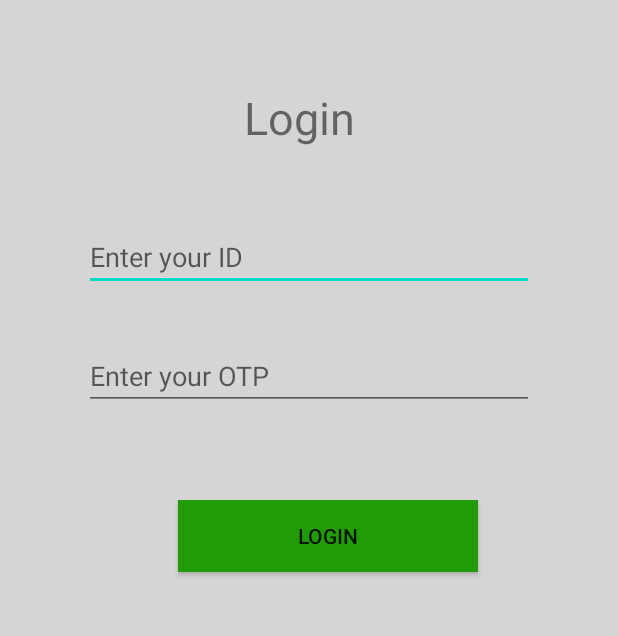
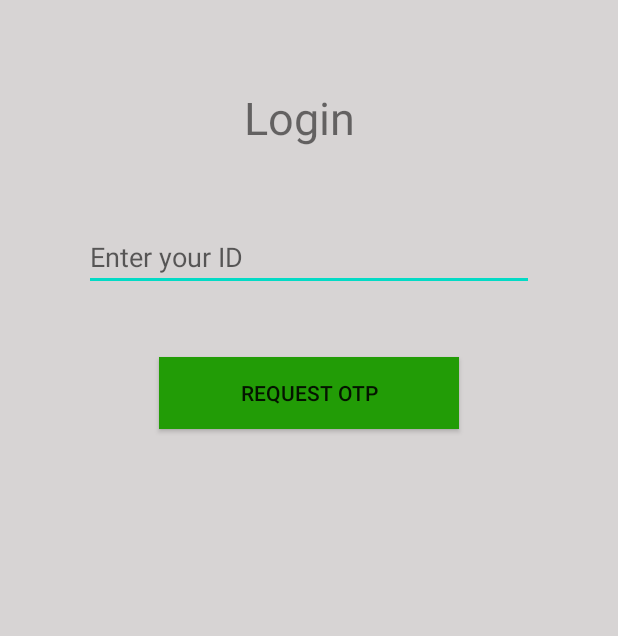
Before and after one commit to IndiaCFG3/team-16, an Android app: the screen it shows after launch (Login_page), on a phone screen of 412 x 824 dp, the part 399-1035 px from its top. Run offline under Robolectric (Android 15) with nearby library versions, the phone set to English and light mode, and no system bars.

Commit message:
updated login page(xml)

```diff
--- a/TISS/app/src/main/java/com/shreyanshjain/tiss/Login_page.java
+++ b/TISS/app/src/main/java/com/shreyanshjain/tiss/Login_page.java
@@ -3,8 +3,11 @@ package com.shreyanshjain.tiss;
 import androidx.appcompat.app.AppCompatActivity;
 
 import android.os.Bundle;
+import android.widget.Button;
+import android.widget.EditText;
 
 public class Login_page extends AppCompatActivity {
+    private Button otp_btn;
 
     @Override
     protected void onCreate(Bundle savedInstanceState) {
--- a/TISS/app/src/main/res/layout/activity_login_page.xml
+++ b/TISS/app/src/main/res/layout/activity_login_page.xml
@@ -59,39 +59,20 @@
         app:layout_constraintStart_toStartOf="parent"
         app:layout_constraintTop_toBottomOf="@+id/Login_heading" />
 
-    <EditText
-        android:id="@+id/otp"
-        android:layout_width="300dp"
+    <Button
+        android:id="@+id/request_otp_btn"
+        android:layout_width="200dp"
         android:layout_height="wrap_content"
-        android:layout_marginStart="55dp"
-        android:layout_marginLeft="55dp"
-        android:layout_marginTop="32dp"
-        android:layout_marginEnd="56dp"
-        android:layout_marginRight="56dp"
-        android:layout_marginBottom="283dp"
-        android:ems="10"
-        android:hint="Enter your OTP"
-        android:inputType="textPassword"
-        android:textColor="#229C06"
+        android:layout_marginStart="105dp"
+        android:layout_marginLeft="105dp"
+        android:layout_marginTop="42dp"
+        android:layout_marginEnd="106dp"
+        android:layout_marginRight="106dp"
+        android:layout_marginBottom="270dp"
+        android:background="#229C06"
+        android:text="Request OTP"
         app:layout_constraintBottom_toBottomOf="parent"
         app:layout_constraintEnd_toEndOf="parent"
         app:layout_constraintStart_toStartOf="parent"
         app:layout_constraintTop_toBottomOf="@+id/registration_id" />
-
-    <Button
-        android:id="@+id/login_btn"
-        android:layout_width="200dp"
-        android:layout_height="wrap_content"
-        android:layout_marginStart="118dp"
-        android:layout_marginLeft="118dp"
-        android:layout_marginTop="59dp"
-        android:layout_marginEnd="93dp"
-        android:layout_marginRight="93dp"
-        android:layout_marginBottom="176dp"
-        android:background="#229C06"
-        android:text="Login"
-        app:layout_constraintBottom_toBottomOf="parent"
-        app:layout_constraintEnd_toEndOf="parent"
-        app:layout_constraintStart_toStartOf="parent"
-        app:layout_constraintTop_toBottomOf="@+id/otp" />
 </androidx.constraintlayout.widget.ConstraintLayout>
```
